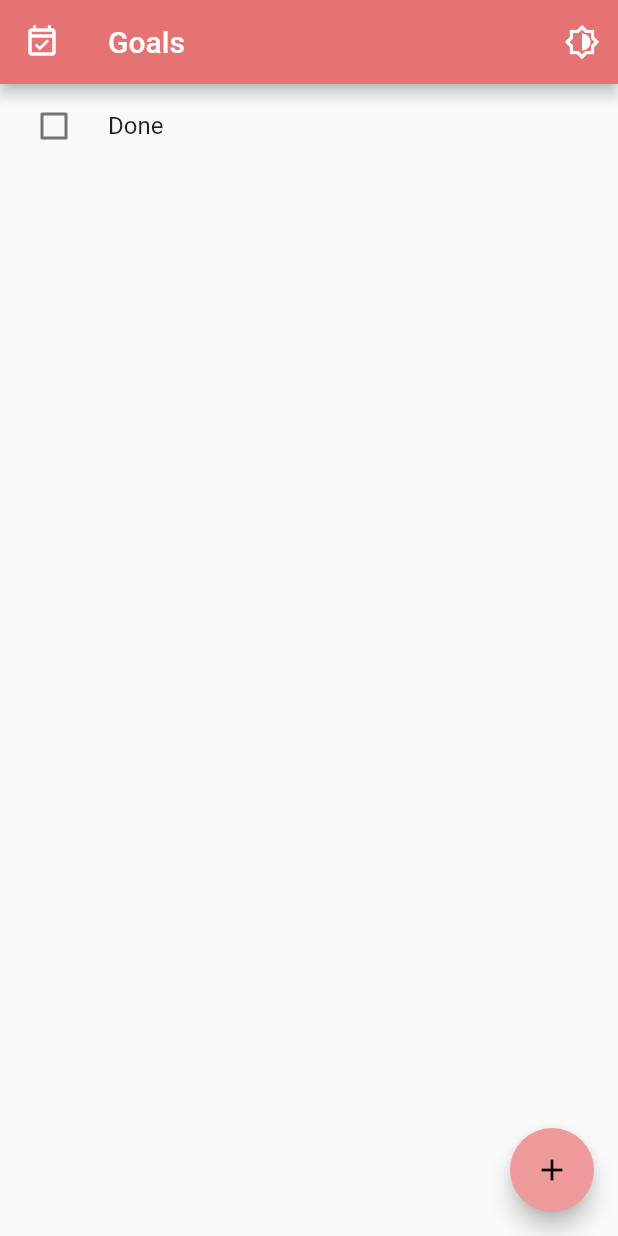
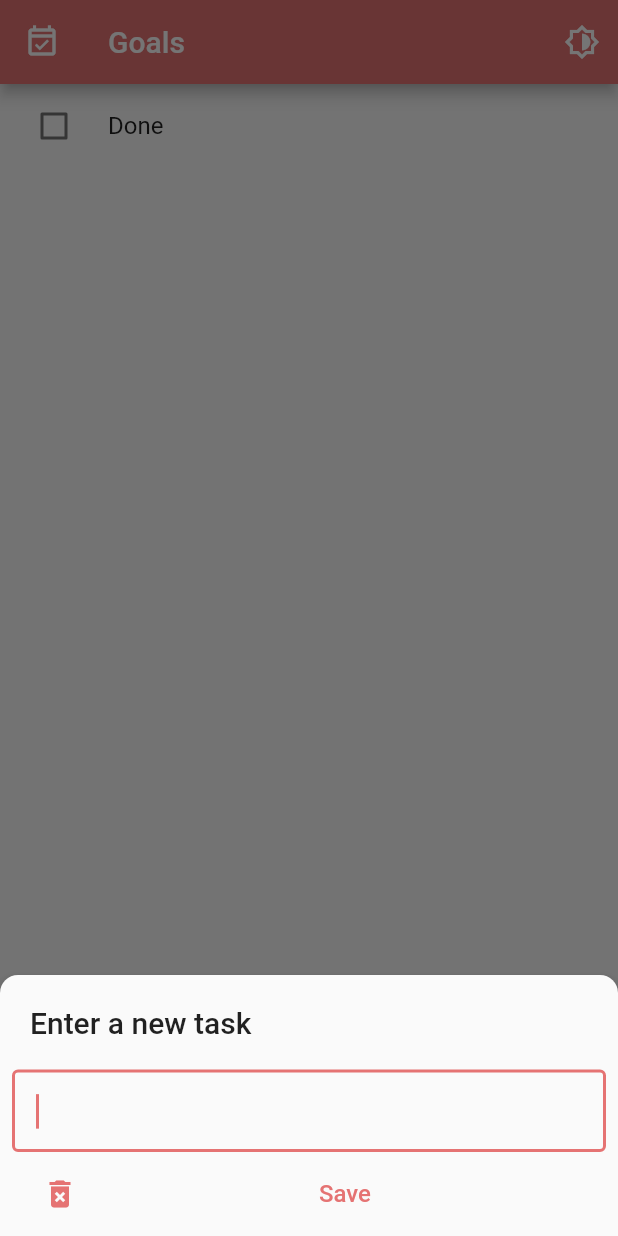
Before and after one commit to mayudev/goals, a Flutter app: the screen it shows after launch, after a tap on the "add" icon, on a phone screen of 412 x 824 dp. Run offline on Flutter 3.47's test engine with Material 2 defaults, Android fonts, the light colour scheme and no system bars.

Commit message:
feat: implement todo add

```diff
--- a/lib/main.dart
+++ b/lib/main.dart
@@ -1,5 +1,5 @@
 import 'package:flutter/material.dart';
-import 'package:goals/widgets/home.dart';
+import 'package:goals/pages/home.dart';
 import 'package:goals/theme.dart';
 
 void main() {
--- /dev/null
+++ b/lib/model/new_todo.dart
@@ -0,0 +1,15 @@
+enum Result {
+  none,
+  deleted,
+  created,
+}
+
+class TodoUpdate {
+  final Result result;
+  final String? content;
+
+  TodoUpdate({
+    required this.result,
+    this.content,
+  });
+}
--- a/lib/widgets/home.dart
+++ b/lib/pages/home.dart
@@ -1,7 +1,9 @@
 import 'package:flutter/material.dart';
+import 'package:goals/model/new_todo.dart';
 import 'package:goals/model/todo.dart';
 import 'package:goals/theme.dart';
-import 'package:goals/pages/todo_list.dart';
+import 'package:goals/widgets/new_todo.dart';
+import 'package:goals/widgets/todo_list.dart';
 
 class HomePage extends StatefulWidget {
   HomePage({Key? key, required this.updateTheme}) : super(key: key);
@@ -13,14 +15,6 @@ class HomePage extends StatefulWidget {
 }
 
 class _HomePageState extends State<HomePage> {
-  int _counter = 0;
-
-  void _incrementCounter() {
-    setState(() {
-      _counter++;
-    });
-  }
-
   final List<Todo> todos = [
     Todo(title: 'Done', done: false),
   ];
@@ -49,11 +43,40 @@ class _HomePageState extends State<HomePage> {
         ),
       ),
       floatingActionButton: FloatingActionButton(
-        onPressed: _incrementCounter,
+        onPressed: _addTodo,
         tooltip: 'Increment',
         child: const Icon(Icons.add),
       ),
     );
+  }
+
+  Future<void> _addTodo() async {
+    final TodoUpdate? todo = await showModalBottomSheet(
+      context: context,
+      elevation: 5,
+      isScrollControlled: true,
+      shape: const RoundedRectangleBorder(
+        borderRadius: BorderRadius.only(
+          topLeft: Radius.circular(12.0),
+          topRight: Radius.circular(12.0),
+        ),
+      ),
+      builder: (context) {
+        return Padding(
+          padding: MediaQuery.of(context).viewInsets,
+          child: const NewTodo(),
+        );
+      },
+    );
+
+    if (todo?.content != null) {
+      setState(() {
+        final newTodo = Todo(done: false, title: todo!.content!);
+        todos.add(newTodo);
+      });
+    }
+
+    print(todo?.content);
   }
 
   Future<void> _selectTheme() async {
--- a/lib/theme.dart
+++ b/lib/theme.dart
@@ -10,6 +10,7 @@ ThemeData buildLightTheme() {
       secondary: Colors.red[200]!,
     ),
     primaryColor: Colors.red[300]!,
+    toggleableActiveColor: Colors.red[400]!,
   );
 }
 
@@ -18,8 +19,8 @@ ThemeData buildDarkTheme() {
 
   return base.copyWith(
     brightness: Brightness.dark,
-    appBarTheme: AppBarTheme().copyWith(
-      backgroundColor: Color(0xff723539),
+    appBarTheme: const AppBarTheme().copyWith(
+      backgroundColor: const Color(0xff723539),
       elevation: 1,
     ),
     colorScheme: const ColorScheme.dark().copyWith(
@@ -27,6 +28,7 @@ ThemeData buildDarkTheme() {
       secondary: Colors.red[200]!,
       surface: Colors.blue[100]!,
     ),
+    toggleableActiveColor: Colors.red[300]!,
   );
 }
 
--- /dev/null
+++ b/lib/widgets/new_todo.dart
@@ -0,0 +1,107 @@
+import 'package:flutter/material.dart';
+import 'package:goals/model/new_todo.dart';
+
+class NewTodo extends StatefulWidget {
+  const NewTodo({Key? key}) : super(key: key);
+
+  @override
+  State<NewTodo> createState() => _NewTodoState();
+}
+
+class _NewTodoState extends State<NewTodo> {
+  final TextEditingController _value = TextEditingController();
+
+  @override
+  void dispose() {
+    _value.dispose();
+    super.dispose();
+  }
+
+  void submit() {
+    if (_value.text.isEmpty) return;
+
+    Navigator.pop(
+      context,
+      TodoUpdate(
+        result: Result.created,
+        content: _value.text,
+      ),
+    );
+  }
+
+  void delete() {
+    Navigator.pop(
+      context,
+      TodoUpdate(
+        result: Result.deleted,
+      ),
+    );
+  }
+
+  @override
+  Widget build(BuildContext context) {
+    return Column(
+      mainAxisSize: MainAxisSize.min,
+      crossAxisAlignment: CrossAxisAlignment.start,
+      children: [
+        Container(
+          padding: const EdgeInsets.only(top: 20.0, left: 20.0, bottom: 20.0),
+          child: Text(
+            'Enter a new task',
+            style: Theme.of(context).textTheme.labelLarge!.copyWith(
+                  fontSize: 20.0,
+                ),
+          ),
+        ),
+        Padding(
+          padding: const EdgeInsets.symmetric(horizontal: 8.0),
+          child: TextField(
+            autofocus: true,
+            controller: _value,
+            decoration: const InputDecoration(
+              contentPadding: EdgeInsets.all(16.0),
+              border: OutlineInputBorder(
+                gapPadding: 6.0,
+              ),
+            ),
+            onSubmitted: (value) => submit(),
+            style: const TextStyle(
+              fontSize: 20.0,
+            ),
+          ),
+        ),
+        _buildIconBar(),
+      ],
+    );
+  }
+
+  Widget _buildIconBar() {
+    return Container(
+      margin: const EdgeInsets.symmetric(vertical: 4.0, horizontal: 16.0),
+      child: Row(
+        children: [
+          IconButton(
+            onPressed: () => delete(),
+            icon: const Icon(Icons.delete_forever),
+            color: Theme.of(context).primaryColor,
+          ),
+          Expanded(
+            child: TextButton(
+              onPressed: () => submit(),
+              style: TextButton.styleFrom(
+                padding:
+                    const EdgeInsets.symmetric(vertical: 8.0, horizontal: 20.0),
+              ),
+              child: const Text(
+                'Save',
+                style: TextStyle(
+                  fontSize: 16.0,
+                ),
+              ),
+            ),
+          )
+        ],
+      ),
+    );
+  }
+}
--- a/lib/pages/todo_list.dart
+++ b/lib/widgets/todo_list.dart
@@ -1,6 +1,6 @@
 import 'package:flutter/material.dart';
 import 'package:goals/model/todo.dart';
-import 'package:goals/pages/tile.dart';
+import 'package:goals/widgets/tile.dart';
 
 class TodoList extends StatelessWidget {
   const TodoList({Key? key, required this.todos, required this.onSwitched})
```
Also changed, not shown: lib/widgets/tile.dart (renamed from lib/pages/tile.dart).
